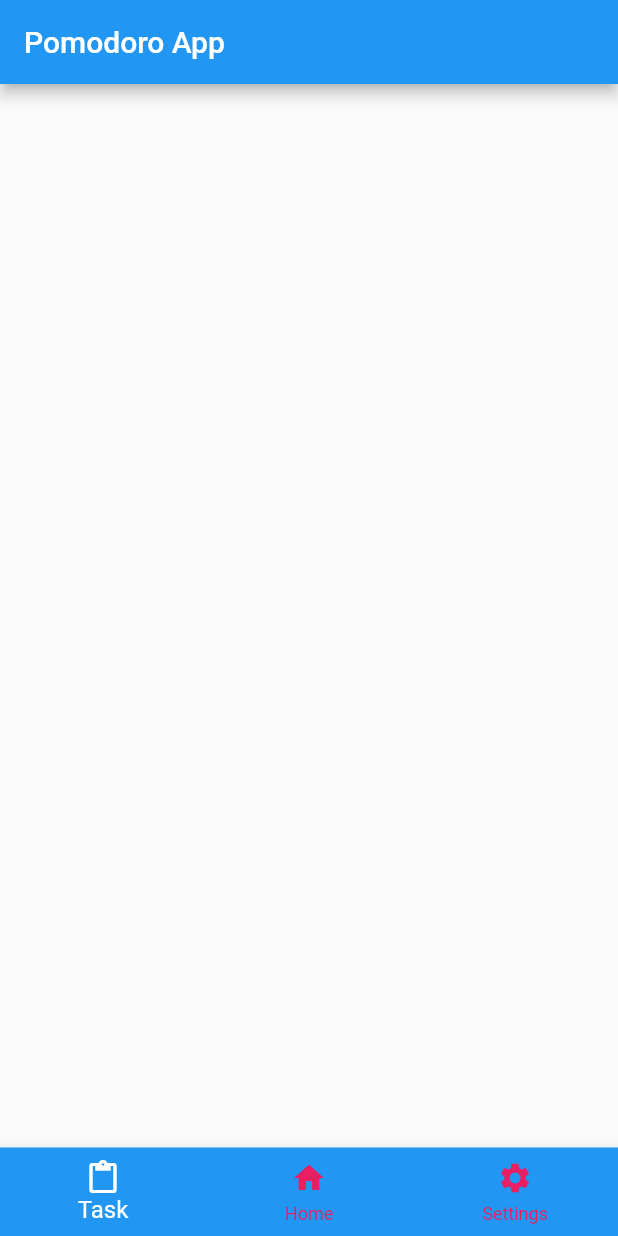
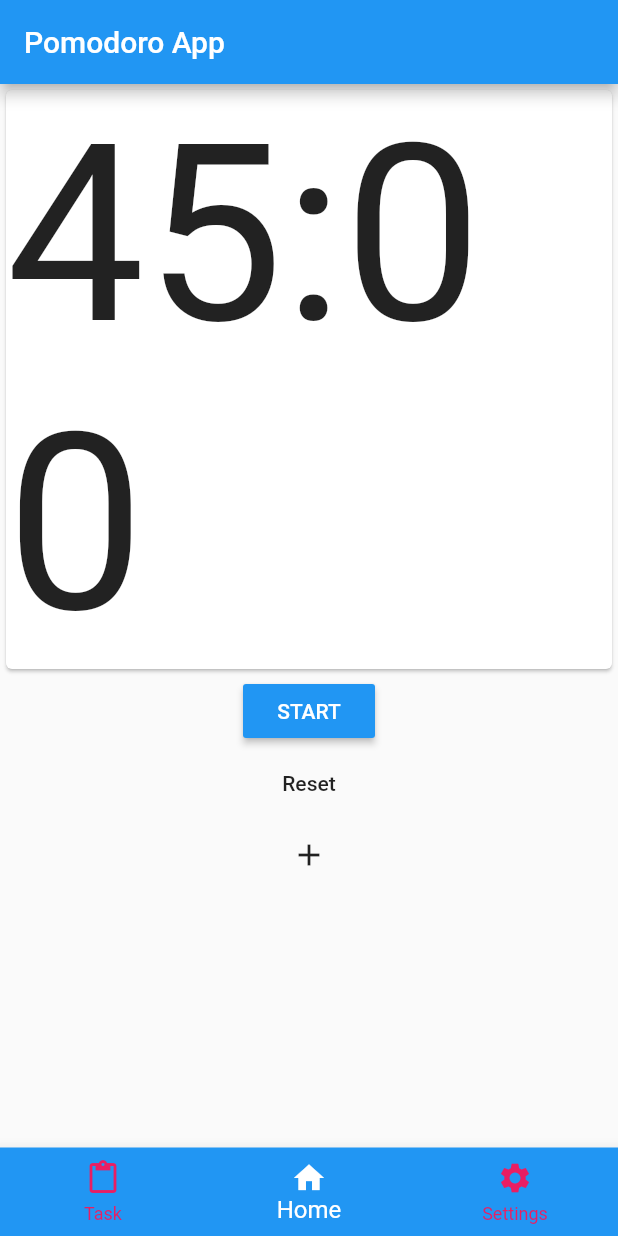
Before and after one commit to himanshuchanchad/PomodoroApp, a Flutter app: the screen it shows after launch, on a phone screen of 412 x 824 dp. Run offline on Flutter 3.47's test engine with Material 2 defaults, Android fonts, the phone set to English and light mode, and no system bars.

Commit message:
added homepage timer
In  homepage screen ,added the time which can be set via bottom modal sheet and decrement when starts;

```diff
--- a/lib/main.dart
+++ b/lib/main.dart
@@ -1,4 +1,7 @@
 import 'package:flutter/material.dart';
+import 'package:flutter/services.dart';
+
+import './screen/home_screen.dart';
 
 void main() {
   runApp(MyApp());
@@ -10,7 +13,7 @@ class MyApp extends StatefulWidget {
 }
 
 class _MyAppState extends State<MyApp> {
-  int _selectedIndex = 0;
+  int _selectedIndex = 1;
   void _onItemTapped(int index) {
     setState(() {
       _selectedIndex = index;
@@ -19,12 +22,14 @@ class _MyAppState extends State<MyApp> {
 
   @override
   Widget build(BuildContext context) {
+     SystemChrome.setPreferredOrientations(
+    [DeviceOrientation.portraitUp, DeviceOrientation.portraitDown]);
     return MaterialApp(
       home: Scaffold(
         appBar: AppBar(
           title: Text("Pomodoro App"),
         ),
-        body: null,
+        body: HomeScreen(),
         bottomNavigationBar: BottomNavigationBar(
           items: <BottomNavigationBarItem>[
             BottomNavigationBarItem(
@@ -40,7 +45,7 @@ class _MyAppState extends State<MyApp> {
               title: Text('Settings'),
             ),
           ],
-          selectedFontSize:16.0 ,
+          selectedFontSize: 16.0,
           onTap: _onItemTapped,
           backgroundColor: Colors.blue,
           selectedItemColor: Colors.white,
--- /dev/null
+++ b/lib/screen/home_screen.dart
@@ -0,0 +1,93 @@
+import 'package:flutter/material.dart';
+import 'dart:async';
+
+import '../widgets/set_pomodoro_timer.dart';
+
+class HomeScreen extends StatefulWidget {
+  @override
+  _HomeScreenState createState() => _HomeScreenState();
+}
+
+class _HomeScreenState extends State<HomeScreen> {
+  Timer _everySecond;
+  int currentTimer = 45;
+  int currentSecond = 59;
+  var timerstring = "45:00";
+  void _getTimer(int value) {
+    currentTimer = value - 1;
+    currentSecond = 59;
+    timerstring = "${currentTimer - 1}:59";
+  }
+
+  void _showBottomModal(BuildContext ctx) {
+    showModalBottomSheet(
+      context: ctx,
+      builder: (_) {
+        return SetPomodoroTimer(_getTimer);
+      },
+    );
+  }
+
+  void _onPressed() {
+    _everySecond = Timer.periodic(Duration(seconds: 1), (Timer t) {
+      setState(() {
+        if (currentSecond == 0) {
+          currentSecond = 59;
+          if (currentTimer <0) {
+            _everySecond.cancel();
+          }
+          currentTimer = currentTimer - 1;
+        } else {
+          currentSecond = currentSecond - 1;
+        }
+        timerstring = "${currentTimer}:${currentSecond}";
+      });
+    });
+  }
+
+  void _reset() {
+    _everySecond.cancel();
+  }
+
+  @override
+  Widget build(BuildContext context) {
+    return Container(
+      width: double.infinity,
+      height: double.infinity,
+      child: Center(
+        child: Column(
+          mainAxisAlignment: MainAxisAlignment.start,
+          children: <Widget>[
+            Container(
+              width: double.infinity,
+              child: Card(
+                child: Text(
+                  timerstring,
+                  style: TextStyle(
+                    fontSize: MediaQuery.of(context).size.height * 0.2,
+                  ),
+                ),
+              ),
+            ),
+            RaisedButton(
+              color: Colors.blue,
+              child: Text(
+                "START",
+                style: TextStyle(color: Colors.white),
+              ),
+              onPressed: _onPressed,
+            ),
+            FlatButton(
+              child: Text("Reset"),
+              onPressed: _reset,
+            ),
+            FlatButton(
+              child: Icon(Icons.add),
+              onPressed: () => _showBottomModal(context),
+            )
+          ],
+        ),
+      ),
+    );
+  }
+}
--- a/pubspec.yaml
+++ b/pubspec.yaml
@@ -23,7 +23,7 @@ environment:
 dependencies:
   flutter:
     sdk: flutter
-
+  intl: ^0.16.1
 
   # The following adds the Cupertino Icons font to your application.
   # Use with the CupertinoIcons class for iOS style icons.
```
Also changed, not shown: lib/widgets/set_pomodoro_timer.dart (added, +50 -0 lines), pubspec.lock.
